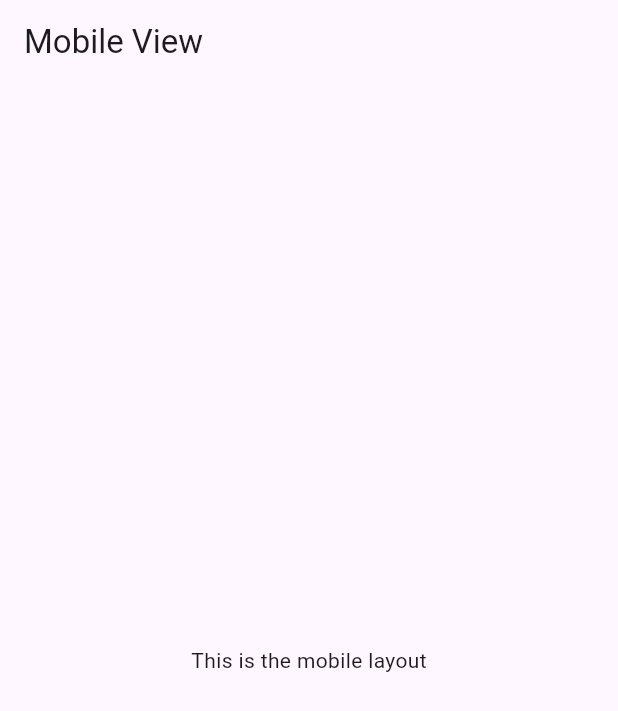
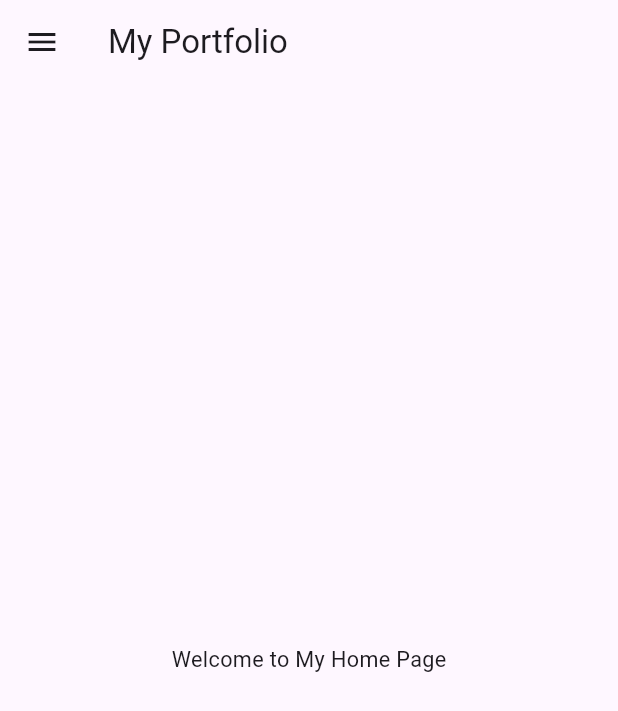
Before and after one commit to AGMKhair/portfolio, a Flutter app: the screen it shows after launch, on a phone screen of 412 x 824 dp. Shown: the top 711 px of the screen. Run offline on Flutter 3.47's test engine with Material 3 defaults, Android fonts, the phone set to English and light mode, and no system bars; our stand-ins replace font_awesome_flutter.

```diff
--- a/lib/app/app.dart
+++ /dev/null
@@ -1,12 +0,0 @@
-import 'package:flutter/material.dart';
-import '../ui/views/home_view.dart';
-
-class MyApp extends StatelessWidget {
-  @override
-  Widget build(BuildContext context) {
-    return MaterialApp(
-      title: 'Responsive App',
-      home: HomeView(),
-    );
-  }
-}
--- a/lib/core/widgets/base_widget.dart
+++ /dev/null
@@ -1,14 +0,0 @@
-import 'package:flutter/widgets.dart';
-import '../../utils/responsive_builder.dart';
-import '../models/sizing_information.dart';
-
-class BaseWidget extends StatelessWidget {
-  final Widget Function(BuildContext context, SizingInformation sizingInformation) builder;
-
-  const BaseWidget({Key? key, required this.builder}) : super(key: key);
-
-  @override
-  Widget build(BuildContext context) {
-    return ResponsiveBuilder(builder: builder);
-  }
-}
--- a/lib/core/widgets/screen_type_layout.dart
+++ /dev/null
@@ -1,33 +0,0 @@
-import 'package:flutter/widgets.dart';
-import '../enums/device_screen_type.dart';
-import '../models/sizing_information.dart';
-import 'base_widget.dart';
-
-class ScreenTypeLayout extends StatelessWidget {
-  final Widget mobile;
-  final Widget? tablet;
-  final Widget? desktop;
-
-  const ScreenTypeLayout({
-    Key? key,
-    required this.mobile,
-    this.tablet,
-    this.desktop,
-  }) : super(key: key);
-
-  @override
-  Widget build(BuildContext context) {
-    return BaseWidget(
-      builder: (context, sizingInformation) {
-        switch (sizingInformation.deviceType) {
-          case DeviceScreenType.Tablet:
-            return tablet ?? mobile;
-          case DeviceScreenType.Desktop:
-            return desktop ?? mobile;
-          default:
-            return mobile;
-        }
-      },
-    );
-  }
-}
--- a/lib/main.dart
+++ b/lib/main.dart
@@ -1,17 +1,61 @@
 import 'package:flutter/material.dart';
-import 'package:portfolio/app/app.dart';
-import 'package:portfolio/app/app_viewmodel.dart';
+import 'package:portfolio/ui/views/home_screen.dart';
+import 'package:portfolio/ui/views/projects_screen.dart';
+import 'package:portfolio/utils/responsive_builder.dart';
+import 'package:portfolio/ui/views/about_screen.dart';
+import 'package:portfolio/widgets/app_menu.dart';
+import 'package:portfolio/widgets/social_links.dart';
 import 'package:provider/provider.dart';
+import 'providers/navigation_provider.dart';
 
 void main() {
   runApp(
-    MultiProvider(
-      providers:  [
-        ChangeNotifierProvider(
-          create: (_) => AppViewModel(),
-        ),
-      ],
-      child: MyApp(),
+    ChangeNotifierProvider(
+      create: (_) => NavigationProvider(),
+      child: const MyApp(),
     ),
   );
 }
+
+class MyApp extends StatelessWidget {
+  const MyApp({super.key});
+
+  @override
+  Widget build(BuildContext context) {
+    return MaterialApp(
+      debugShowCheckedModeBanner: false,
+      title: 'Responsive Portfolio',
+      home: const PortfolioPage(),
+    );
+  }
+}
+
+class PortfolioPage extends StatelessWidget {
+  const PortfolioPage({super.key});
+
+  static final pages = [
+    HomeScreen(),
+    AboutScreen(),
+    ProjectsScreen(),
+    // BlogPage(),
+    // ServicesPage(),
+    // ContactPage(),
+  ];
+
+  @override
+  Widget build(BuildContext context) {
+    final currentIndex = context.watch<NavigationProvider>().currentIndex;
+
+    return Scaffold(
+      appBar: AppBar(
+        title: const Text('My Portfolio'),
+        actions: ResponsiveBuilder.isMobile(context) ? null : const [AppMenu(), SocialLinks()],
+      ),
+      drawer: ResponsiveBuilder.isMobile(context) ? const Drawer(child: DrawerMenu()) : null,
+      body: AnimatedSwitcher(
+        duration: const Duration(milliseconds: 300),
+        child: pages[currentIndex],
+      ),
+    );
+  }
+}
--- /dev/null
+++ b/lib/providers/navigation_provider.dart
@@ -0,0 +1,12 @@
+import 'package:flutter/material.dart';
+
+class NavigationProvider with ChangeNotifier {
+  int _currentIndex = 0;
+
+  int get currentIndex => _currentIndex;
+
+  void setIndex(int index) {
+    _currentIndex = index;
+    notifyListeners();
+  }
+}
--- /dev/null
+++ b/lib/ui/views/home_screen.dart
@@ -0,0 +1,16 @@
+import 'package:flutter/material.dart';
+import 'package:portfolio/utils/responsive_builder.dart';
+
+class HomeScreen extends StatelessWidget {
+  const HomeScreen({super.key});
+
+  @override
+  Widget build(BuildContext context) {
+    return Center(
+      child: Text(
+        'Welcome to My Home Page',
+        style: TextStyle(fontSize: ResponsiveBuilder.dynamicSize(context, size: 0.035)),
+      ),
+    );
+  }
+}
--- a/lib/ui/views/home_view.dart
+++ /dev/null
@@ -1,24 +0,0 @@
-import 'package:flutter/material.dart';
-import '../../core/widgets/screen_type_layout.dart';
-
-class HomeView extends StatelessWidget {
-  const HomeView({Key? key}) : super(key: key);
-
-  @override
-  Widget build(BuildContext context) {
-    return ScreenTypeLayout(
-      mobile: Scaffold(
-        appBar: AppBar(title: Text('Mobile View')),
-        body: Center(child: Text('This is the mobile layout')),
-      ),
-      tablet: Scaffold(
-        appBar: AppBar(title: Text('Tablet View')),
-        body: Center(child: Text('This is the tablet layout')),
-      ),
-      desktop: Scaffold(
-        appBar: AppBar(title: Text('Desktop View')),
-        body: Center(child: Text('This is the desktop layout')),
-      ),
-    );
-  }
-}
--- a/lib/utils/responsive_builder.dart
+++ b/lib/utils/responsive_builder.dart
@@ -1,34 +1,20 @@
-import 'package:flutter/widgets.dart';
-import '../core/enums/device_screen_type.dart';
-import '../core/models/sizing_information.dart';
+import 'package:flutter/material.dart';
 
-DeviceScreenType getDeviceType(MediaQueryData mediaQuery) {
-  double deviceWidth = mediaQuery.size.width;
+class ResponsiveBuilder {
+  static double dynamicWidth(BuildContext context, {double percent = 0.1}) {
+    return MediaQuery.of(context).size.width * percent;
+  }
 
-  if (deviceWidth > 950) {
-    return DeviceScreenType.Desktop;
-  } else if (deviceWidth > 600) {
-    return DeviceScreenType.Tablet;
-  } else {
-    return DeviceScreenType.Mobile;
+  static double dynamicHeight(BuildContext context, {double percent = 0.1}) {
+    return MediaQuery.of(context).size.height * percent;
   }
+
+  static double dynamicSize(BuildContext context, {double size = 0.1}) {
+    return MediaQuery.of(context).size.width * size;
+  }
+
+  static bool isMobile(BuildContext context) {
+      return  MediaQuery.sizeOf(context).width < 800;
+  }
+
 }
-
-class ResponsiveBuilder extends StatelessWidget {
-  final Widget Function(BuildContext context, SizingInformation sizingInformation) builder;
-
-  const ResponsiveBuilder({Key? key, required this.builder}) : super(key: key);
-
-  @override
-  Widget build(BuildContext context) {
-    var mediaQuery = MediaQuery.of(context);
-    var sizingInformation = SizingInformation(
-      orientation: mediaQuery.orientation,
-      deviceType: getDeviceType(mediaQuery),
-      screenSize: mediaQuery.size,
-      localWidgetSize: Size.zero,
-    );
-
-    return builder(context, sizingInformation);
-  }
-}
--- a/pubspec.yaml
+++ b/pubspec.yaml
@@ -36,7 +36,8 @@ dependencies:
   # Use with the CupertinoIcons class for iOS style icons.
   cupertino_icons: ^1.0.6
   provider: ^6.0.0
-
+  font_awesome_flutter: ^10.8.0
+  url_launcher: ^6.3.1
 
 dev_dependencies:
   flutter_test:
```
Also changed, not shown: lib/app/app_viewmodel.dart (deleted, +0 -12 lines), lib/ui/views/about_screen.dart (added, +148 -0 lines), lib/ui/views/projects_screen.dart (added, +119 -0 lines), lib/utils/responsive_widget.dart (deleted, +0 -15 lines), lib/widgets/app_menu.dart (added, +43 -0 lines), lib/widgets/social_links.dart (added, +36 -0 lines), pubspec.lock, 9 other files.
